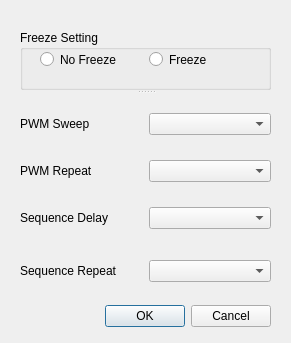
Before: the Qt Designer form src/servoboard/advancedlineoptionsdialog.ui in jgen/ServoControl, drawn with Qt 5.
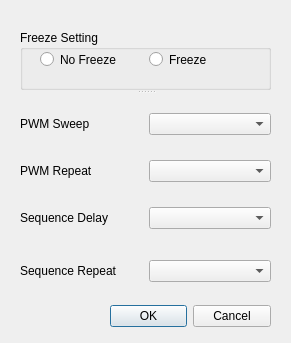
After: the same form once the commit is applied. Icons and pictures are not drawn.

Commit message: Minor tweak to advanced option dialog

What changed in the file:
```diff
--- a/src/servoboard/advancedlineoptionsdialog.ui
+++ b/src/servoboard/advancedlineoptionsdialog.ui
@@ -20,9 +20,9 @@
   <widget class="QDialogButtonBox" name="buttons">
    <property name="geometry">
     <rect>
-     <x>20</x>
+     <x>110</x>
      <y>300</y>
-     <width>251</width>
+     <width>161</width>
      <height>32</height>
     </rect>
    </property>
@@ -123,7 +123,7 @@
     </layout>
    </widget>
   </widget>
-  <widget class="QWidget" name="">
+  <widget class="QWidget" name="layoutWidget">
    <property name="geometry">
     <rect>
      <x>20</x>
```
Left out of the diff: 20 changed lines with no effect on the pictures.
